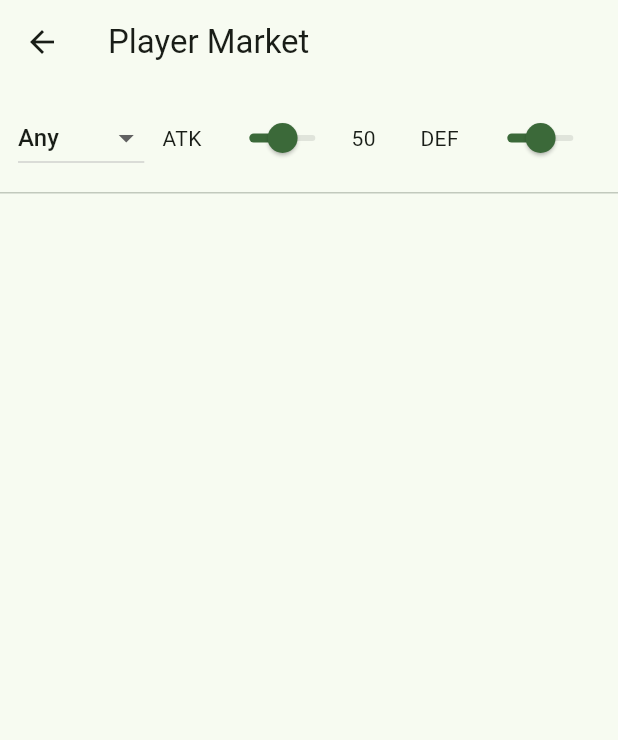
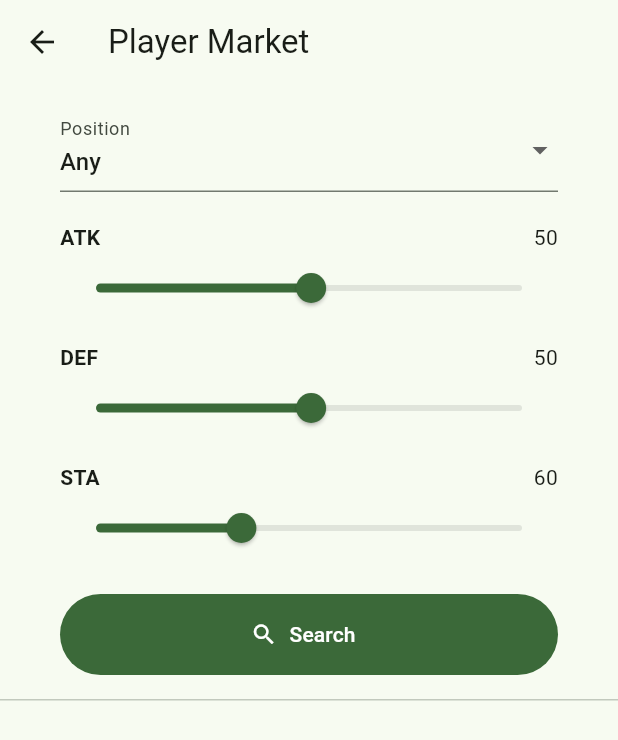
Before and after one commit to juliopaiva16/futzin, a Flutter app: the screen it shows after launch, after a tap on "Player Market", on a phone screen of 412 x 824 dp. Shown: the top 740 px of the screen. Run offline on Flutter 3.47's test engine with Material 3 defaults, Android fonts, the phone set to English and light mode, and no system bars; our stand-ins replace share_plus, shared_preferences.

Commit message:
Refactor home, hub, and player market pages; improve UI layout and navigation buttons

```diff
--- a/lib/presentation/pages/hub_page.dart
+++ b/lib/presentation/pages/hub_page.dart
@@ -10,33 +10,48 @@ class HubPage extends StatelessWidget {
     return Scaffold(
       appBar: AppBar(title: Text(l10n.hubTitle)),
       body: Padding(
-        padding: const EdgeInsets.all(24.0),
-        child: Column(
+        padding: const EdgeInsets.symmetric(horizontal: 40.0, vertical: 24.0),
+        child: LayoutBuilder(
+          builder: (ctx, c) => Column(
             mainAxisAlignment: MainAxisAlignment.center,
             children: [
-            ElevatedButton(
-              onPressed: () {
-                Navigator.pushNamed(context, '/player-market');
-              },
-              child: Text(l10n.navPlayerMarket),
+              _navButton(
+                context,
+                label: l10n.navPlayerMarket,
+                route: '/player-market',
               ),
               const SizedBox(height: 24),
-            ElevatedButton(
-              onPressed: () {
-                Navigator.pushNamed(context, '/team-management');
-              },
-              child: Text(l10n.navTeamManagement),
+              _navButton(
+                context,
+                label: l10n.navTeamManagement,
+                route: '/team-management',
               ),
               const SizedBox(height: 24),
-            ElevatedButton(
-              onPressed: () {
-                Navigator.pushNamed(context, '/match');
-              },
-              child: Text(l10n.navGoToMatch),
+              _navButton(
+                context,
+                label: l10n.navGoToMatch,
+                route: '/match',
               ),
             ],
+          ),
         ),
       ),
     );
   }
 }
+
+Widget _navButton(BuildContext context, {required String label, required String route}) {
+  return SizedBox(
+    width: double.infinity,
+    child: ElevatedButton(
+      onPressed: () => Navigator.pushNamed(context, route),
+      style: ElevatedButton.styleFrom(padding: const EdgeInsets.symmetric(vertical: 18)),
+      child: Text(
+        label,
+        textAlign: TextAlign.center,
+        softWrap: true,
+        maxLines: 3,
+      ),
+    ),
+  );
+}
--- a/lib/presentation/pages/player_market_page.dart
+++ b/lib/presentation/pages/player_market_page.dart
@@ -99,13 +99,13 @@ class _PlayerMarketPageState extends State<PlayerMarketPage> {
       body: Column(
         children: [
           Padding(
-            padding: const EdgeInsets.all(12.0),
-            child: SingleChildScrollView(
-              scrollDirection: Axis.horizontal,
-              child: Row(
+            padding: const EdgeInsets.symmetric(horizontal: 40.0, vertical: 16.0),
+            child: Column(
+              crossAxisAlignment: CrossAxisAlignment.stretch,
               children: [
-                  DropdownButton<Position>(
-                    hint: Text(l10n.filterPosition),
+                DropdownButtonFormField<Position>(
+                  isExpanded: true,
+                  decoration: InputDecoration(labelText: l10n.filterPosition),
                   value: _pos,
                   items: [
                     DropdownMenuItem(
@@ -121,20 +121,22 @@ class _PlayerMarketPageState extends State<PlayerMarketPage> {
                   ],
                   onChanged: (v) => setState(() => _pos = v),
                 ),
-                  const SizedBox(width: 12),
-                  _statFilter('ATK', _minAtk, (v) => setState(() => _minAtk = v)),
-                  const SizedBox(width: 12),
-                  _statFilter('DEF', _minDef, (v) => setState(() => _minDef = v)),
-                  const SizedBox(width: 12),
-                  _statFilter('STA', _minSta, (v) => setState(() => _minSta = v), min: 40),
-                  const SizedBox(width: 12),
-                  FilledButton.icon(
+                const SizedBox(height: 20),
+                _verticalStatSlider('ATK', _minAtk, (v) => setState(() => _minAtk = v)),
+                const SizedBox(height: 12),
+                _verticalStatSlider('DEF', _minDef, (v) => setState(() => _minDef = v)),
+                const SizedBox(height: 12),
+                _verticalStatSlider('STA', _minSta, (v) => setState(() => _minSta = v), min: 40),
+                const SizedBox(height: 20),
+                SizedBox(
+                  height: 54,
+                  child: FilledButton.icon(
                     onPressed: _search,
                     icon: const Icon(Icons.search),
                     label: Text(l10n.search),
                   ),
+                ),
               ],
-              ),
             ),
           ),
           const Divider(height: 1),
@@ -162,14 +164,18 @@ class _PlayerMarketPageState extends State<PlayerMarketPage> {
     );
   }
 
-  Widget _statFilter(String label, double value, void Function(double) onChanged, {double min = 0}) {
-    return SizedBox(
-      width: 160,
-      child: Row(
+  Widget _verticalStatSlider(String label, double value, void Function(double) onChanged, {double min = 0}) {
+    return Column(
+      crossAxisAlignment: CrossAxisAlignment.start,
       children: [
-          SizedBox(width: 34, child: Text(label)),
-          Expanded(
-            child: Slider(
+        Row(
+          children: [
+            Text(label, style: const TextStyle(fontWeight: FontWeight.w600)),
+            const Spacer(),
+            Text(value.toStringAsFixed(0)),
+          ],
+        ),
+        Slider(
           value: value,
           min: min,
           max: 99,
@@ -177,10 +183,7 @@ class _PlayerMarketPageState extends State<PlayerMarketPage> {
           label: value.toStringAsFixed(0),
           onChanged: onChanged,
         ),
-          ),
-          SizedBox(width: 34, child: Text(value.toStringAsFixed(0))),
       ],
-      ),
     );
   }
 }
```
Also changed, not shown: lib/presentation/pages/home_page.dart (+51 -64 lines). Lines whose indentation alone changed are shown as unchanged.
